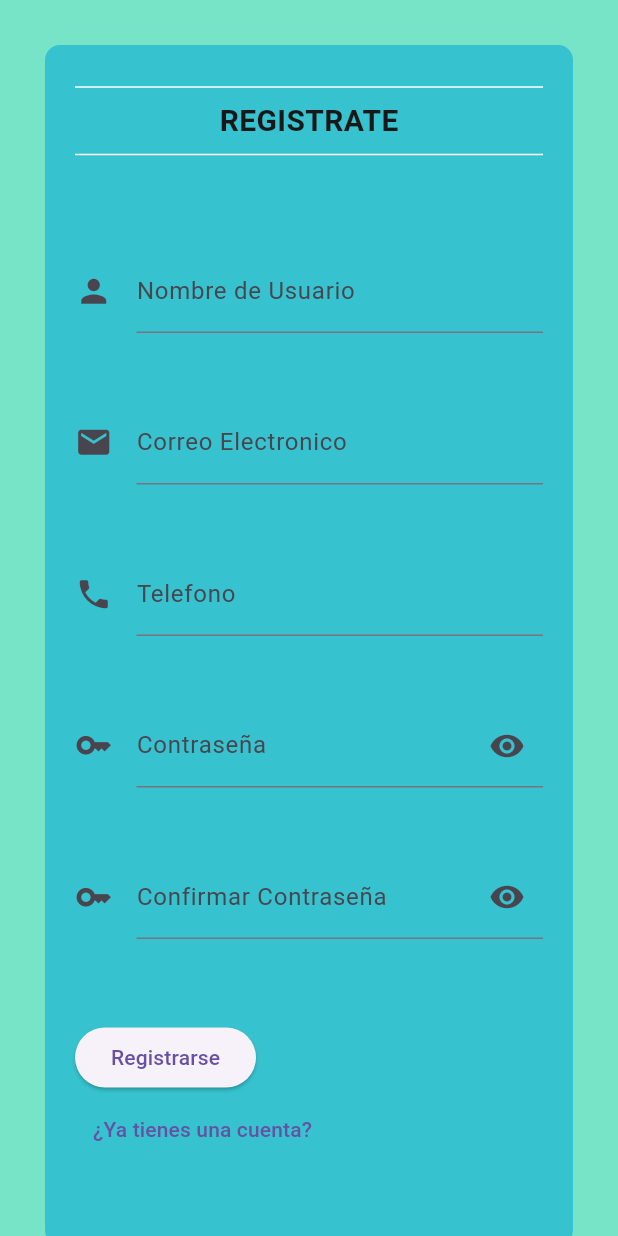
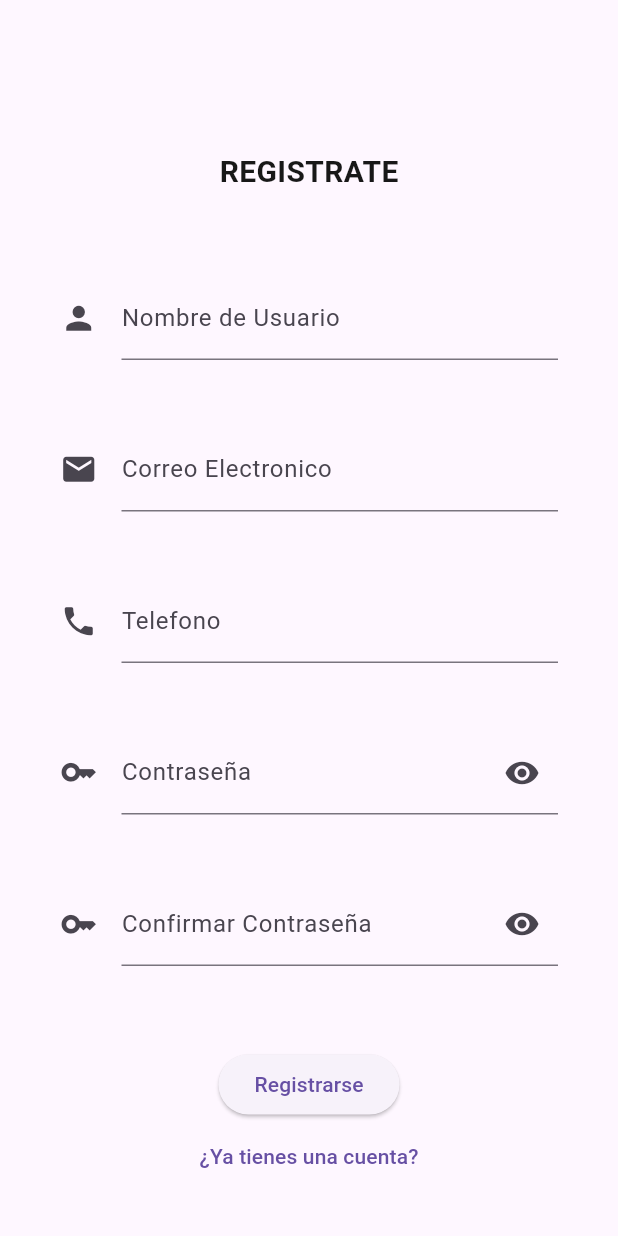
Before and after one commit to dandresrp/login, a Flutter app: the screen it shows after launch, after a tap on "Registrarse", on a phone screen of 412 x 824 dp. Run offline on Flutter 3.47's test engine with Material 3 defaults, Android fonts, the phone set to English and light mode, and no system bars.

Commit message:
Organizar la estructura de los archivos y modificar diseño de pantallas

```diff
--- a/lib/iniciar_sesion.dart
+++ /dev/null
@@ -1,92 +0,0 @@
-import 'package:flutter/material.dart';
-
-class InicioSesion extends StatelessWidget {
-  const InicioSesion({super.key});
-
-  @override
-  Widget build(BuildContext context) {
-    return Scaffold(
-      body: Center(
-        child: Container(
-          decoration: BoxDecoration(
-            color: Color.fromRGBO(209, 208, 221, 1),
-            borderRadius: BorderRadius.circular(10.0)
-          ),
-          margin: EdgeInsets.all(30),
-          padding: EdgeInsets.all(20),
-          height: 400,
-          child: Column(
-            mainAxisAlignment: MainAxisAlignment.spaceEvenly,
-            children: [
-              Text(
-                'Iniciar sesión',
-                style: TextStyle(
-                  fontSize: 24.0,
-                  fontWeight: FontWeight.bold
-                ),
-              ),
-              Divider(color: Colors.transparent,),
-              Row(
-                mainAxisAlignment: MainAxisAlignment.start,
-                children: const [
-                  Text('Correo electrónico'),
-                ],
-              ),
-              Form(
-                child: Column(
-                  children: [
-                    TextFormField()
-                  ],
-                )
-              ),
-              Divider(color: Colors.transparent,),
-              Row(
-                mainAxisAlignment: MainAxisAlignment.start,
-                children: const [
-                  Text('Contraseña'),
-                ],
-              ),
-              Form(
-                child: Column(
-                  children: [
-                    TextFormField()
-                  ],
-                )
-              ),
-              Divider(color: Colors.transparent,),
-              Row(
-                mainAxisAlignment: MainAxisAlignment.spaceEvenly,
-                children: [
-                  TextButton(
-                    onPressed: () {
-                      Navigator.of(context).pushNamed('registro');
-                    },
-                    style: TextButton.styleFrom(backgroundColor: Color.fromRGBO(69, 53, 193,1)),
-                    child: Text(
-                      'Iniciar Sesión',
-                      style: TextStyle(
-                        color: Colors.white
-                      ),
-                    ),
-                  ),
-                  TextButton(
-                    onPressed: () {
-                      Navigator.of(context).pushNamed('registro');
-                    },
-                    style: TextButton.styleFrom(backgroundColor: Color.fromRGBO(69, 53, 193,1)),
-                    child: Text(
-                      'Registrarse',
-                      style: TextStyle(
-                        color: Colors.white
-                      ),
-                    ),
-                  ),
-                ],
-              )
-            ],
-          ),
-        ),
-      ),
-    );
-  }
-}
--- a/lib/main.dart
+++ b/lib/main.dart
@@ -1,7 +1,7 @@
 import 'package:flutter/material.dart';
-import 'package:login/pantalla_home.dart';
-import 'package:login/pantalla_registro.dart';
-import 'iniciar_sesion.dart';
+import 'package:login/pantallas/inicio.dart';
+import 'package:login/pantallas/registro.dart';
+import 'pantallas/inicio_sesion.dart';
 
 void main() => runApp(MyApp());
 
--- a/lib/pantalla_registro.dart
+++ /dev/null
@@ -1,175 +0,0 @@
-import 'package:flutter/material.dart';
-
-class PantallaRegistro extends StatefulWidget {
-  const PantallaRegistro({super.key});
-
-  @override
-  State<PantallaRegistro> createState() => _PantallaRegistroState();
-}
-
-class _PantallaRegistroState extends State<PantallaRegistro> {
-
-  bool ocultarContrasenia1 = true;
-  bool ocultarContrasenia2 = true;
-
-
-
-  @override
-  Widget build(BuildContext context) {
-    return Scaffold(
-      // appBar: AppBar(
-      //   title: Text('Registrate'),
-      //   centerTitle: true,
-      // ),
-
-      body: SingleChildScrollView(
-        controller: ScrollController(),
-        child: Container(
-          color: Color.fromRGBO(119, 228, 200, 150),
-          child: Center(
-            child: Container(
-              decoration: BoxDecoration(
-                color: Color.fromRGBO(54, 194, 206, 60),
-                borderRadius: BorderRadius.circular(10.0)
-              ),
-
-              margin: EdgeInsets.all(30),
-              padding: EdgeInsets.all(20),
-              height: 800,
-              child:
-              Column(
-                mainAxisAlignment: MainAxisAlignment.start,
-                children: [
-                  Divider(color: Colors.white,),
-                    Text('REGISTRATE', style:
-                      TextStyle
-                      (
-                        color: Color.fromRGBO(24, 24, 24, 1),
-                        fontSize: 20,
-                        fontWeight: FontWeight.bold
-                      ),
-                    ),
-                    Divider(color: Colors.white,),
-                  SizedBox(height:55,),
-
-                  //NOMBRE DE USUARIO
-                  Form(
-                    child: TextFormField(
-                      decoration: InputDecoration(
-                        labelText: 'Nombre de Usuario',
-                        icon: Icon(Icons.person,size: 25,)
-                      ),
-                    )
-                  ),
-                  SizedBox(height:45,),
-
-                  //CORREO ELECTRONICO
-                  Form(
-                    child: TextFormField(
-                      decoration: InputDecoration(
-                        labelText: 'Correo Electronico',
-                        icon: Icon(Icons.mail,size: 25,)
-                      ),
-                    )
-                  ),
-                  SizedBox(height:45,),
-
-                  //TELEFONO
-                  Form(
-                    child: TextFormField(
-                      decoration: InputDecoration(
-                        labelText: 'Telefono',
-                        icon: Icon(Icons.phone,size: 25,)
-                      ),
-                    )
-                  ),
-                  SizedBox(height:45,),
-
-                  //CONTRASEÑA
-                  Form(
-                    child: TextFormField(
-                      obscureText: ocultarContrasenia1,
-                      decoration: InputDecoration(
-                        labelText: 'Contraseña',
-                        icon: Icon(Icons.key,size: 25,),
-                        suffixIcon: IconButton(
-                          onPressed: () {
-                            ocultarContrasenia1 = !ocultarContrasenia1;
-                            setState(() {
-                            });
-                          },
-                          icon: Icon(ocultarContrasenia1?  Icons.visibility : Icons.visibility_off),
-                        )
-                      ),
-
-                      )
-                  ),
-                  SizedBox(height:45,),
-
-                  //CONFIRMAR CONTRASEÑA
-                  Form(
-                    child: TextFormField(
-                      obscureText: ocultarContrasenia2,
-                      decoration: InputDecoration(
-                        labelText: 'Confirmar Contraseña',
-                        icon: Icon(Icons.key,size: 25,),
-                        suffixIcon: IconButton(
-                          onPressed: () {
-                            ocultarContrasenia2 = !ocultarContrasenia2;
-                            setState(() {
-                            });
-                          },
-                          icon: Icon(ocultarContrasenia2?  Icons.visibility : Icons.visibility_off),
-                        )
-
-                      ),
-                      )
-                  ),
-                  SizedBox(height:55,),
-
-                  //Botones
-                  Row(
-                    children: [
-                      ElevatedButton(
-                        onPressed: () {
-                          Navigator.pushReplacementNamed(context,'home');
-                        },
-                        child: Text('Registrarse')
-                        ),
-                    ],
-                  ),
-                  Row(
-                    children: [
-                      TextButton(
-                        onPressed: () {
-                          Navigator.of(context).pushNamed('iniciarSesion');
-                          setState(() {                          });
-                        },
-                        child: Text('¿Ya tienes una cuenta?'),
-                      )
-                    ],
-                  )
-
-
-
-
-
-
-
-
-
-
-
-
-
-
-
-                ],
-              ),
-            ),
-          ),
-        ),
-      ),
-    );
-  }
-}
--- /dev/null
+++ b/lib/pantallas/inicio_sesion.dart
@@ -0,0 +1,90 @@
+import 'package:flutter/material.dart';
+
+class InicioSesion extends StatelessWidget {
+  const InicioSesion({super.key});
+
+  @override
+  Widget build(BuildContext context) {
+    return Scaffold(
+      body: SingleChildScrollView(
+        padding: EdgeInsets.symmetric(
+          horizontal: 40.0,
+          vertical: 300.0
+        ),
+        child: Column(
+          mainAxisAlignment: MainAxisAlignment.center,
+          children: [
+            Text(
+              'INICIAR SESIÓN',
+              style: TextStyle(
+                fontSize: 24.0,
+                fontWeight: FontWeight.bold
+              ),
+            ),
+            SizedBox(height: 10.0,),
+            Form(
+              child: Column(
+                children: [
+                  TextFormField(
+                    keyboardType: TextInputType.emailAddress,
+                    decoration: InputDecoration(
+                      icon: Icon(Icons.email),
+                      labelText: 'Correo electrónico',
+                    ),
+                  )
+                ],
+              )
+            ),
+            SizedBox(height: 20.0,),
+            Form(
+              child: Column(
+                children: [
+                  TextFormField(
+                    decoration: InputDecoration(
+                      icon: Icon(Icons.key),
+                      labelText: 'Contraseña',
+                      suffixIcon: IconButton(
+                        onPressed: () {},
+                        icon: Icon(Icons.remove_red_eye),
+                      )
+                    ),
+                  )
+                ],
+              )
+            ),
+            SizedBox(height: 20.0,),
+            Row(
+              mainAxisAlignment: MainAxisAlignment.spaceEvenly,
+              children: [
+                TextButton(
+                  onPressed: () {
+                    Navigator.of(context).pushNamed('home');
+                  },
+                  style: TextButton.styleFrom(backgroundColor: Colors.indigo),
+                  child: Text(
+                    'Iniciar Sesión',
+                    style: TextStyle(
+                      color: Colors.white
+                    ),
+                  ),
+                ),
+                TextButton(
+                  onPressed: () {
+                    Navigator.of(context).pushNamed('registro');
+                  },
+                  style: TextButton.styleFrom(backgroundColor: Colors.indigo),
+                  child: Text(
+                    'Registrarse',
+                    style: TextStyle(
+                      color: Colors.white
+                    ),
+                  ),
+                ),
+              ],
+            )
+          ],
+        ),
+      ),
+    );
+  }
+}
--- /dev/null
+++ b/lib/pantallas/registro.dart
@@ -0,0 +1,147 @@
+import 'package:flutter/material.dart';
+
+class PantallaRegistro extends StatefulWidget {
+  const PantallaRegistro({super.key});
+
+  @override
+  State<PantallaRegistro> createState() => _PantallaRegistroState();
+}
+
+class _PantallaRegistroState extends State<PantallaRegistro> {
+
+  bool ocultarContrasenia1 = true;
+  bool ocultarContrasenia2 = true;
+
+  @override
+  Widget build(BuildContext context) {
+    return Scaffold(
+      body: SingleChildScrollView(
+        controller: ScrollController(),
+        child: Padding(
+          padding: const EdgeInsets.fromLTRB(40.0, 100.0, 40.0, 100.0),
+          child: Center(
+            child: Column(
+              mainAxisAlignment: MainAxisAlignment.center,
+              children: [
+                  Text('REGISTRATE', style:
+                    TextStyle
+                    (
+                      color: Color.fromRGBO(24, 24, 24, 1),
+                      fontSize: 20,
+                      fontWeight: FontWeight.bold
+                    ),
+                  ),
+                SizedBox(height:55,),
+
+                //NOMBRE DE USUARIO
+                Form(
+                  child: TextFormField(
+                    decoration: InputDecoration(
+                      labelText: 'Nombre de Usuario',
+                      icon: Icon(Icons.person,size: 25,)
+                    ),
+                  )
+                ),
+                SizedBox(height:45,),
+
+                //CORREO ELECTRONICO
+                Form(
+                  child: TextFormField(
+                    decoration: InputDecoration(
+                      labelText: 'Correo Electronico',
+                      icon: Icon(Icons.email,size: 25,)
+                    ),
+                  )
+                ),
+                SizedBox(height:45,),
+
+                //TELEFONO
+                Form(
+                  child: TextFormField(
+                    decoration: InputDecoration(
+                      labelText: 'Telefono',
+                      icon: Icon(Icons.phone,size: 25,)
+                    ),
+                  )
+                ),
+                SizedBox(height:45,),
+
+                //CONTRASEÑA
+                Form(
+                  child: TextFormField(
+                    obscureText: ocultarContrasenia1,
+                    decoration: InputDecoration(
+                      labelText: 'Contraseña',
+                      icon: Icon(Icons.key,size: 25,),
+                      suffixIcon: IconButton(
+                        onPressed: () {
+                          ocultarContrasenia1 = !ocultarContrasenia1;
+                          setState(() {
+                          });
+                        },
+                        icon: Icon(ocultarContrasenia1?  Icons.visibility : Icons.visibility_off),
+                      )
+                    ),
+
+                    )
+                ),
+                SizedBox(height:45,),
+
+                //CONFIRMAR CONTRASEÑA
+                Form(
+                  child: TextFormField(
+                    obscureText: ocultarContrasenia2,
+                    decoration: InputDecoration(
+                      labelText: 'Confirmar Contraseña',
+                      icon: Icon(Icons.key,size: 25,),
+                      suffixIcon: IconButton(
+                        onPressed: () {
+                          ocultarContrasenia2 = !ocultarContrasenia2;
+                          setState(() {
+                          });
+                        },
+                        icon: Icon(ocultarContrasenia2?  Icons.visibility : Icons.visibility_off),
+                      )
+
+                    ),
+                    )
+                ),
+                SizedBox(height:55,),
+
+                //Botones
+                ElevatedButton(
+                  onPressed: () {
+                    Navigator.pushReplacementNamed(context,'home');
+                  },
+                  child: Text('Registrarse')
+                  ),
+                TextButton(
+                  onPressed: () {
+                    Navigator.of(context).pushNamed('iniciarSesion');
+                    setState(() {                          });
+                  },
+                  child: Text('¿Ya tienes una cuenta?'),
+                )
+
+
+
+
+
+
+
+
+
+
+
+
+
+
+
+              ],
+            ),
+          ),
+        ),
+      ),
+    );
+  }
+}
```
Also changed, not shown: lib/pantallas/inicio.dart (renamed from lib/pantalla_home.dart).
